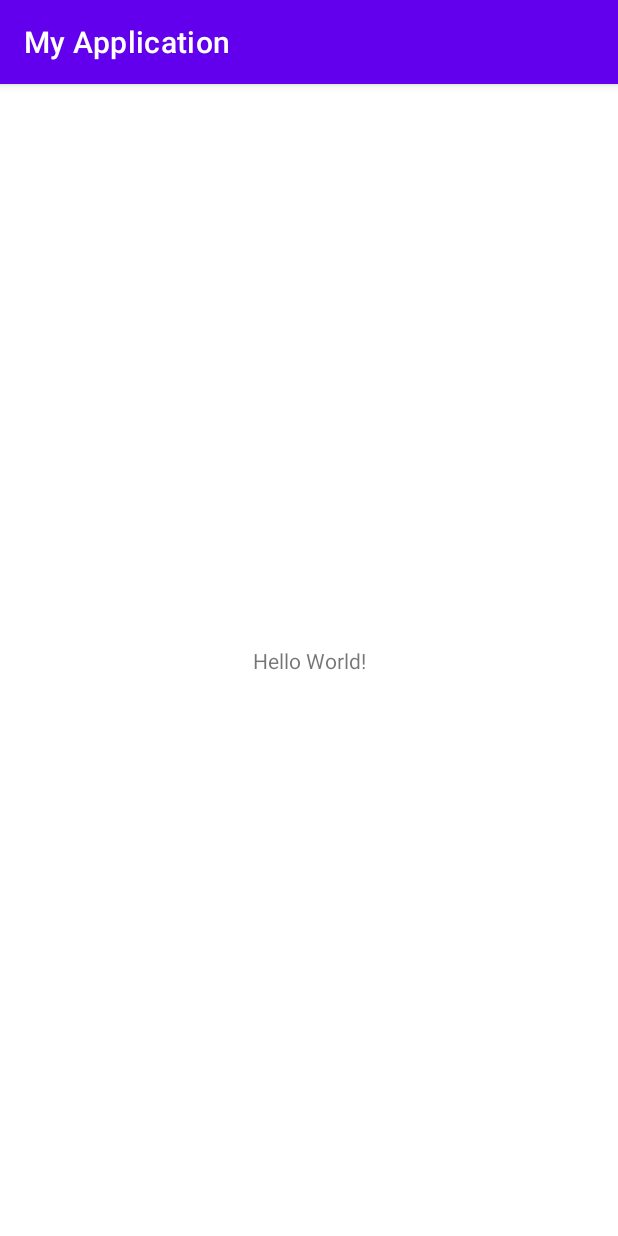
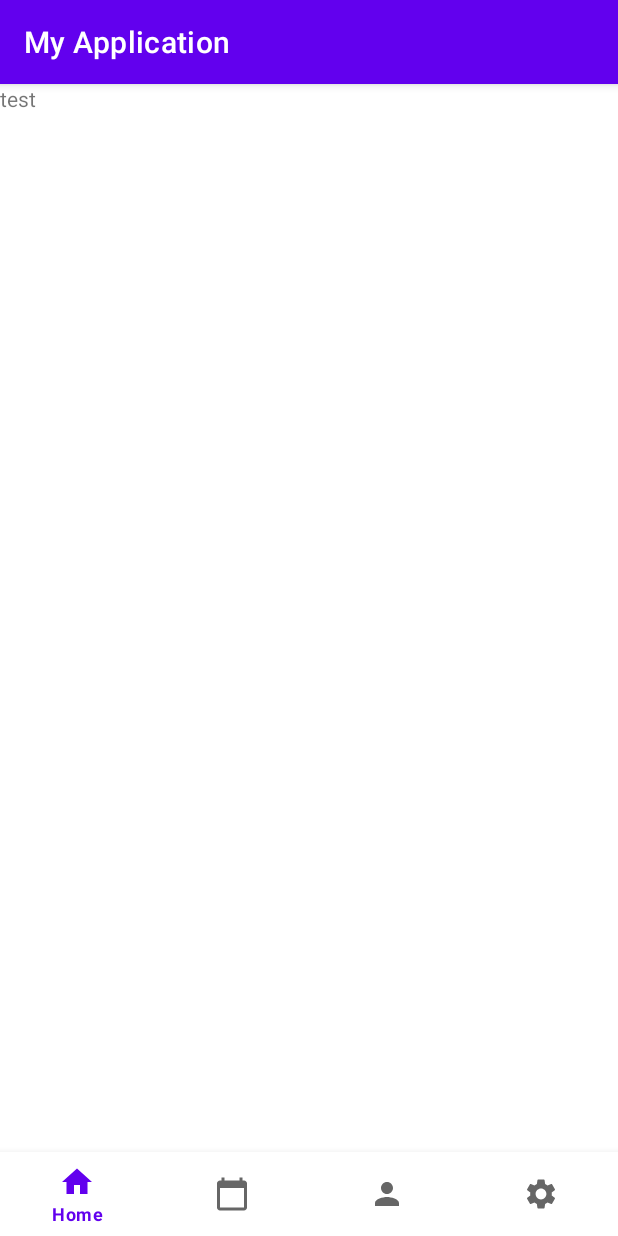
Before and after one commit to TarenChen/4630f2021, an Android app: the screen it shows after launch (MainActivity), on a phone screen of 412 x 824 dp. Run offline under Robolectric (Android 15) with nearby library versions, the phone set to English and light mode, and no system bars.

Commit message:
bottom nav

```diff
--- a/project/project-repo/app/build.gradle
+++ b/project/project-repo/app/build.gradle
@@ -32,7 +32,10 @@ dependencies {
     implementation 'androidx.appcompat:appcompat:1.2.0'
     implementation 'com.google.android.material:material:1.3.0'
     implementation 'androidx.constraintlayout:constraintlayout:2.0.4'
+    implementation 'androidx.legacy:legacy-support-v4:1.0.0'
     testImplementation 'junit:junit:4.+'
     androidTestImplementation 'androidx.test.ext:junit:1.1.2'
     androidTestImplementation 'androidx.test.espresso:espresso-core:3.3.0'
+
+    implementation 'com.google.android.material:material:1.1.0'
 }
--- /dev/null
+++ b/project/project-repo/app/src/main/res/drawable/ic_baseline_calendar_today_24.xml
@@ -0,0 +1,5 @@
+<vector android:height="24dp" android:tint="#4992BE"
+    android:viewportHeight="24" android:viewportWidth="24"
+    android:width="24dp" xmlns:android="http://schemas.android.com/apk/res/android">
+    <path android:fillColor="@android:color/white" android:pathData="M20,3h-1L19,1h-2v2L7,3L7,1L5,1v2L4,3c-1.1,0 -2,0.9 -2,2v16c0,1.1 0.9,2 2,2h16c1.1,0 2,-0.9 2,-2L22,5c0,-1.1 -0.9,-2 -2,-2zM20,21L4,21L4,8h16v13z"/>
+</vector>
--- /dev/null
+++ b/project/project-repo/app/src/main/res/drawable/ic_baseline_home_24.xml
@@ -0,0 +1,5 @@
+<vector android:height="24dp" android:tint="#4992BE"
+    android:viewportHeight="24" android:viewportWidth="24"
+    android:width="24dp" xmlns:android="http://schemas.android.com/apk/res/android">
+    <path android:fillColor="@android:color/white" android:pathData="M10,20v-6h4v6h5v-8h3L12,3 2,12h3v8z"/>
+</vector>
--- /dev/null
+++ b/project/project-repo/app/src/main/res/drawable/ic_baseline_person_24.xml
@@ -0,0 +1,5 @@
+<vector android:height="24dp" android:tint="#4992BE"
+    android:viewportHeight="24" android:viewportWidth="24"
+    android:width="24dp" xmlns:android="http://schemas.android.com/apk/res/android">
+    <path android:fillColor="@android:color/white" android:pathData="M12,12c2.21,0 4,-1.79 4,-4s-1.79,-4 -4,-4 -4,1.79 -4,4 1.79,4 4,4zM12,14c-2.67,0 -8,1.34 -8,4v2h16v-2c0,-2.66 -5.33,-4 -8,-4z"/>
+</vector>
--- /dev/null
+++ b/project/project-repo/app/src/main/res/drawable/ic_baseline_settings_24.xml
@@ -0,0 +1,5 @@
+<vector android:height="24dp" android:tint="#4992BE"
+    android:viewportHeight="24" android:viewportWidth="24"
+    android:width="24dp" xmlns:android="http://schemas.android.com/apk/res/android">
+    <path android:fillColor="@android:color/white" android:pathData="M19.14,12.94c0.04,-0.3 0.06,-0.61 0.06,-0.94c0,-0.32 -0.02,-0.64 -0.07,-0.94l2.03,-1.58c0.18,-0.14 0.23,-0.41 0.12,-0.61l-1.92,-3.32c-0.12,-0.22 -0.37,-0.29 -0.59,-0.22l-2.39,0.96c-0.5,-0.38 -1.03,-0.7 -1.62,-0.94L14.4,2.81c-0.04,-0.24 -0.24,-0.41 -0.48,-0.41h-3.84c-0.24,0 -0.43,0.17 -0.47,0.41L9.25,5.35C8.66,5.59 8.12,5.92 7.63,6.29L5.24,5.33c-0.22,-0.08 -0.47,0 -0.59,0.22L2.74,8.87C2.62,9.08 2.66,9.34 2.86,9.48l2.03,1.58C4.84,11.36 4.8,11.69 4.8,12s0.02,0.64 0.07,0.94l-2.03,1.58c-0.18,0.14 -0.23,0.41 -0.12,0.61l1.92,3.32c0.12,0.22 0.37,0.29 0.59,0.22l2.39,-0.96c0.5,0.38 1.03,0.7 1.62,0.94l0.36,2.54c0.05,0.24 0.24,0.41 0.48,0.41h3.84c0.24,0 0.44,-0.17 0.47,-0.41l0.36,-2.54c0.59,-0.24 1.13,-0.56 1.62,-0.94l2.39,0.96c0.22,0.08 0.47,0 0.59,-0.22l1.92,-3.32c0.12,-0.22 0.07,-0.47 -0.12,-0.61L19.14,12.94zM12,15.6c-1.98,0 -3.6,-1.62 -3.6,-3.6s1.62,-3.6 3.6,-3.6s3.6,1.62 3.6,3.6S13.98,15.6 12,15.6z"/>
+</vector>
--- a/project/project-repo/app/src/main/res/layout/activity_main.xml
+++ b/project/project-repo/app/src/main/res/layout/activity_main.xml
@@ -1,5 +1,5 @@
 <?xml version="1.0" encoding="utf-8"?>
-<androidx.constraintlayout.widget.ConstraintLayout xmlns:android="http://schemas.android.com/apk/res/android"
+<RelativeLayout xmlns:android="http://schemas.android.com/apk/res/android"
     xmlns:app="http://schemas.android.com/apk/res-auto"
     xmlns:tools="http://schemas.android.com/tools"
     android:layout_width="match_parent"
@@ -9,10 +9,25 @@
     <TextView
         android:layout_width="wrap_content"
         android:layout_height="wrap_content"
-        android:text="Hello World!"
+        android:text="test"
         app:layout_constraintBottom_toBottomOf="parent"
         app:layout_constraintLeft_toLeftOf="parent"
         app:layout_constraintRight_toRightOf="parent"
         app:layout_constraintTop_toTopOf="parent" />
 
-</androidx.constraintlayout.widget.ConstraintLayout>
+    <FrameLayout
+        android:id="@+id/fragment_container"
+        android:layout_width="match_parent"
+        android:layout_height="match_parent"
+        android:layout_above="@+id/bottom_navigation"/>
+
+    <com.google.android.material.bottomnavigation.BottomNavigationView
+        android:id="@+id/bottom_navigation"
+        android:layout_width="match_parent"
+        android:layout_height="wrap_content"
+        android:layout_alignParentBottom="true"
+        android:background="?android:attr/windowBackground"
+        app:itemBackground="@color/white"
+        app:menu="@menu/nav_menu" />
+
+</RelativeLayout>
--- /dev/null
+++ b/project/project-repo/app/src/main/res/menu/nav_menu.xml
@@ -0,0 +1,24 @@
+<?xml version="1.0" encoding="utf-8"?>
+<menu xmlns:android="http://schemas.android.com/apk/res/android">
+
+    <item
+        android:id="@+id/nav_home"
+        android:icon="@drawable/ic_baseline_home_24"
+        android:title="Home" />
+
+    <item
+        android:id="@+id/nav_record"
+        android:icon="@drawable/ic_baseline_calendar_today_24"
+        android:title="Record" />
+
+    <item
+        android:id="@+id/nav_profile"
+        android:icon="@drawable/ic_baseline_person_24"
+        android:title="Profile" />
+
+    <item
+        android:id="@+id/nav_setting"
+        android:icon="@drawable/ic_baseline_settings_24"
+        android:title="Setting" />
+
+</menu>
--- a/project/project-repo/app/src/main/res/values/strings.xml
+++ b/project/project-repo/app/src/main/res/values/strings.xml
@@ -1,3 +1,5 @@
 <resources>
     <string name="app_name">My Application</string>
+    <!-- TODO: Remove or change this placeholder text -->
+    <string name="hello_blank_fragment">Hello blank fragment</string>
 </resources>
```
Also changed, not shown: project/project-repo/app/src/main/java/com/example/myapplication/MainActivity.java (+38 -0 lines), project/project-repo/app/src/main/java/com/example/myapplication/fragments/HomeFragment.java (added, +66 -0 lines), project/project-repo/app/src/main/java/com/example/myapplication/fragments/ProfileFragment.java (added, +66 -0 lines), project/project-repo/app/src/main/java/com/example/myapplication/fragments/RecordFragment.java (added, +66 -0 lines), project/project-repo/app/src/main/java/com/example/myapplication/fragments/SettingFragment.java (added, +66 -0 lines), project/project-repo/app/src/main/res/layout/fragment_home.xml (added, +18 -0 lines), project/project-repo/app/src/main/res/layout/fragment_profile.xml (added, +18 -0 lines), project/project-repo/app/src/main/res/layout/fragment_record.xml (added, +18 -0 lines), project/project-repo/app/src/main/res/layout/fragment_setting.xml (added, +18 -0 lines).
